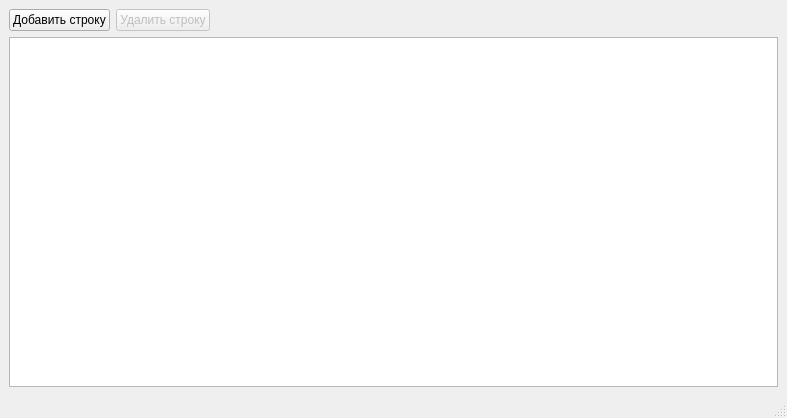
This is mainwindow.ui in redmms/characteristics_view as Qt 5 draws it before an edit. The edited form follows.
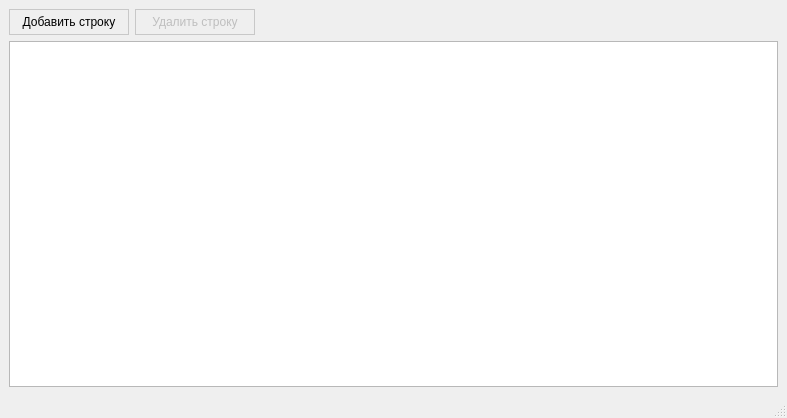
This is the edited form. Icons and pictures are not drawn.

Diff of the .ui file:
```diff
--- a/mainwindow.ui
+++ b/mainwindow.ui
@@ -23,10 +23,40 @@
    <iconset resource="media.qrc">
     <normaloff>:/icons/window_icons/mainwindow_icon.png</normaloff>:/icons/window_icons/mainwindow_icon.png</iconset>
   </property>
+  <property name="styleSheet">
+   <string notr="true">MainWindow{
+	background: #f0f0f0;
+}
+
+QPushButton {
+    border: 1px solid #c8c8c8;
+    background: qlineargradient(spread:pad, x1:0, y1:1, x2:0, y2:0, 
+                                stop:0 #e5e5e5, stop:1 white);
+}
+
+QPushButton:pressed{
+	border: 2 solid #22cce7;
+	background: qlineargradient(spread:pad, x1:0, y1:0, x2:0, y2:1, 
+                                stop:0 #e5e5e5, stop:1 white);
+}
+</string>
+  </property>
   <widget class="QWidget" name="centralwidget">
    <layout class="QGridLayout" name="gridLayout">
     <item row="0" column="0">
      <widget class="QPushButton" name="addLineButton">
+      <property name="minimumSize">
+       <size>
+        <width>120</width>
+        <height>26</height>
+       </size>
+      </property>
+      <property name="maximumSize">
+       <size>
+        <width>120</width>
+        <height>26</height>
+       </size>
+      </property>
       <property name="text">
        <string>Добавить строку</string>
       </property>
@@ -37,6 +67,18 @@
       <property name="enabled">
        <bool>false</bool>
       </property>
+      <property name="minimumSize">
+       <size>
+        <width>120</width>
+        <height>26</height>
+       </size>
+      </property>
+      <property name="maximumSize">
+       <size>
+        <width>120</width>
+        <height>26</height>
+       </size>
+      </property>
       <property name="text">
        <string>Удалить строку</string>
       </property>
```
